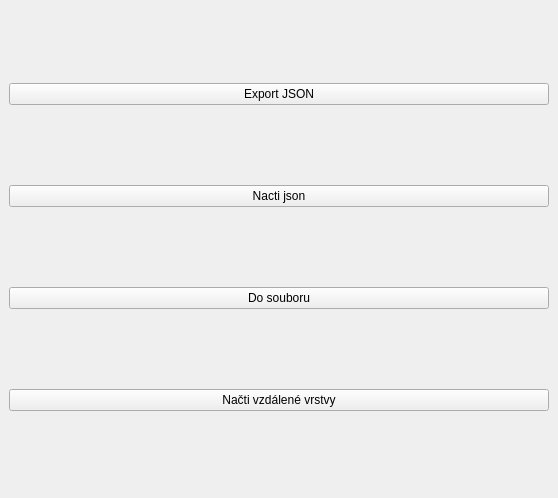
First picture: the form in Layman_dockwidget_base.ui, repository LESPROJEKT/qgis-layman-plugin, before the edit.
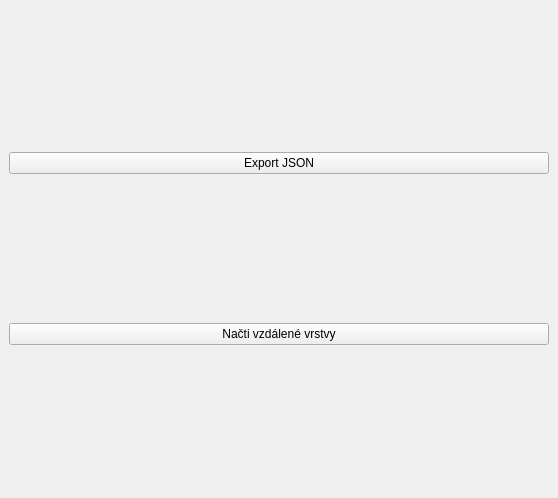
Second picture: the form after the edit.

Commit message: remove local layer icons

Patch:
```diff
--- a/Layman_dockwidget_base.ui
+++ b/Layman_dockwidget_base.ui
@@ -23,20 +23,6 @@
      </widget>
     </item>
     <item row="1" column="0">
-     <widget class="QPushButton" name="pushButton_2">
-      <property name="text">
-       <string>Nacti json</string>
-      </property>
-     </widget>
-    </item>
-    <item row="2" column="0">
-     <widget class="QPushButton" name="pushButton_3">
-      <property name="text">
-       <string>Do souboru</string>
-      </property>
-     </widget>
-    </item>
-    <item row="3" column="0">
      <widget class="QPushButton" name="pushButton_getLayers">
       <property name="text">
        <string>Načti vzdálené vrstvy</string>
```
The commit also changes 1 other file.
